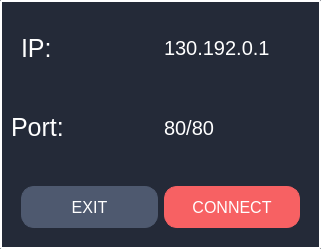
Old version of the form src/client/gui/ui/dialog_connect.ui in the repository aleoli/Shared-Editor.
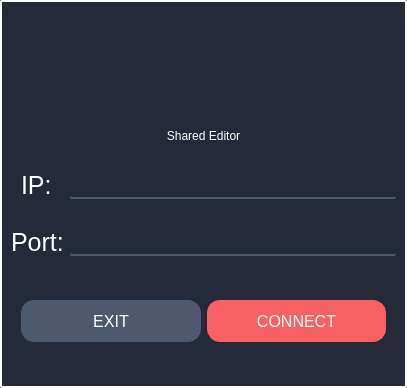
New version of the form. Icons and pictures are not drawn.

Diff of the .ui file:
```diff
--- a/src/client/gui/ui/dialog_connect.ui
+++ b/src/client/gui/ui/dialog_connect.ui
@@ -6,8 +6,8 @@
    <rect>
     <x>0</x>
     <y>0</y>
-    <width>321</width>
-    <height>249</height>
+    <width>407</width>
+    <height>388</height>
    </rect>
   </property>
   <property name="windowTitle">
@@ -24,85 +24,7 @@
 }</string>
   </property>
   <layout class="QGridLayout" name="gridLayout">
-   <item row="1" column="0">
-    <widget class="QLabel" name="title_port">
-     <property name="enabled">
-      <bool>true</bool>
-     </property>
-     <property name="styleSheet">
-      <string notr="true">QLabel{
-border: 0px solid none;
-color: white;
-font-size: 25px;
-qproperty-alignment: 'AlignHCenter|AlignVCenter';
-}</string>
-     </property>
-     <property name="text">
-      <string>Port:</string>
-     </property>
-     <property name="textFormat">
-      <enum>Qt::AutoText</enum>
-     </property>
-     <property name="textInteractionFlags">
-      <set>Qt::LinksAccessibleByMouse|Qt::TextSelectableByKeyboard|Qt::TextSelectableByMouse</set>
-     </property>
-    </widget>
-   </item>
-   <item row="0" column="0">
-    <widget class="QLabel" name="title_IP">
-     <property name="enabled">
-      <bool>true</bool>
-     </property>
-     <property name="styleSheet">
-      <string notr="true">QLabel{
-border: 0px solid none;
-color: white;
-font-size: 25px;
-qproperty-alignment: 'AlignHCenter|AlignVCenter';
-}</string>
-     </property>
-     <property name="text">
-      <string>IP:</string>
-     </property>
-     <property name="margin">
-      <number>0</number>
-     </property>
-     <property name="indent">
-      <number>10</number>
-     </property>
-    </widget>
-   </item>
-   <item row="0" column="1">
-    <widget class="QLabel" name="field_IP">
-     <property name="styleSheet">
-      <string notr="true">QLabel{
-border: 0px solid none;
-color: white;
-font-size: 20px;
-}
-</string>
-     </property>
-     <property name="text">
-      <string>130.192.0.1</string>
-     </property>
-    </widget>
-   </item>
-   <item row="1" column="1">
-    <widget class="QLabel" name="field_port">
-     <property name="styleSheet">
-      <string notr="true">QLabel{
-border: 0px solid none;
-color: white;
-font-size: 20px;
-}
-</string>
-     </property>
-     <property name="text">
-      <string>80/80</string>
-     </property>
-    </widget>
-   </item>
-   <item row="2" column="0" colspan="2">
+   <item row="3" column="0" colspan="2">
     <layout class="QHBoxLayout" name="buttons">
      <property name="leftMargin">
       <number>10</number>
@@ -195,6 +117,126 @@
      </item>
     </layout>
    </item>
+   <item row="1" column="0">
+    <widget class="QLabel" name="title_IP">
+     <property name="enabled">
+      <bool>true</bool>
+     </property>
+     <property name="minimumSize">
+      <size>
+       <width>0</width>
+       <height>0</height>
+      </size>
+     </property>
+     <property name="styleSheet">
+      <string notr="true">QLabel{
+border: 0px solid none;
+color: white;
+font-size: 25px;
+qproperty-alignment: 'AlignRight|AlignVCenter';
+}</string>
+     </property>
+     <property name="text">
+      <string>IP:</string>
+     </property>
+     <property name="margin">
+      <number>0</number>
+     </property>
+     <property name="indent">
+      <number>10</number>
+     </property>
+    </widget>
+   </item>
+   <item row="2" column="0">
+    <widget class="QLabel" name="title_port">
+     <property name="enabled">
+      <bool>true</bool>
+     </property>
+     <property name="minimumSize">
+      <size>
+       <width>0</width>
+       <height>0</height>
+      </size>
+     </property>
+     <property name="styleSheet">
+      <string notr="true">QLabel{
+border: 0px solid none;
+color: white;
+font-size: 25px;
+qproperty-alignment: 'AlignRight|AlignVCenter';
+}</string>
+     </property>
+     <property name="text">
+      <string>Port:</string>
+     </property>
+     <property name="textFormat">
+      <enum>Qt::AutoText</enum>
+     </property>
+     <property name="textInteractionFlags">
+      <set>Qt::LinksAccessibleByMouse|Qt::TextSelectableByKeyboard|Qt::TextSelectableByMouse</set>
+     </property>
+    </widget>
+   </item>
+   <item row="0" column="0" colspan="2">
+    <widget class="QPushButton" name="logo">
+     <property name="minimumSize">
+      <size>
+       <width>0</width>
+       <height>110</height>
+      </size>
+     </property>
+     <property name="styleSheet">
+      <string notr="true">QPushButton:focus {
+   outline: none;
+}
+
+QPushButton {
+	background-color: #242A38;
+	background-image: url(:/res/logo.png);
+	background-repeat: no-repeat;
+	background-position: center top;
+	text-align: bottom;	
+	font: 87 italic 18pt &quot;Segoe UI Black&quot;;
+	color: #fff;/*f76163*/
+	text-decoration: none;
+	padding-bottom: 0px;
+	border: none;
+}</string>
+     </property>
+     <property name="text">
+      <string>Shared Editor</string>
+     </property>
+    </widget>
+   </item>
+   <item row="1" column="1">
+    <widget class="QLineEdit" name="lineEdit">
+     <property name="styleSheet">
+      <string notr="true">QLineEdit{
+border: 0px solid none;
+color: white;
+font-size: 20px;
+border-bottom: 2px solid #4E596F;
+}
+</string>
+     </property>
+     <property name="text">
+      <string/>
+     </property>
+    </widget>
+   </item>
+   <item row="2" column="1">
+    <widget class="QLineEdit" name="lineEdit_2">
+     <property name="styleSheet">
+      <string notr="true">QLineEdit{
+border: 0px solid none;
+color: white;
+font-size: 20px;
+border-bottom: 2px solid #4E596F;
+}
+</string>
+     </property>
+    </widget>
+   </item>
   </layout>
  </widget>
  <resources>
```
